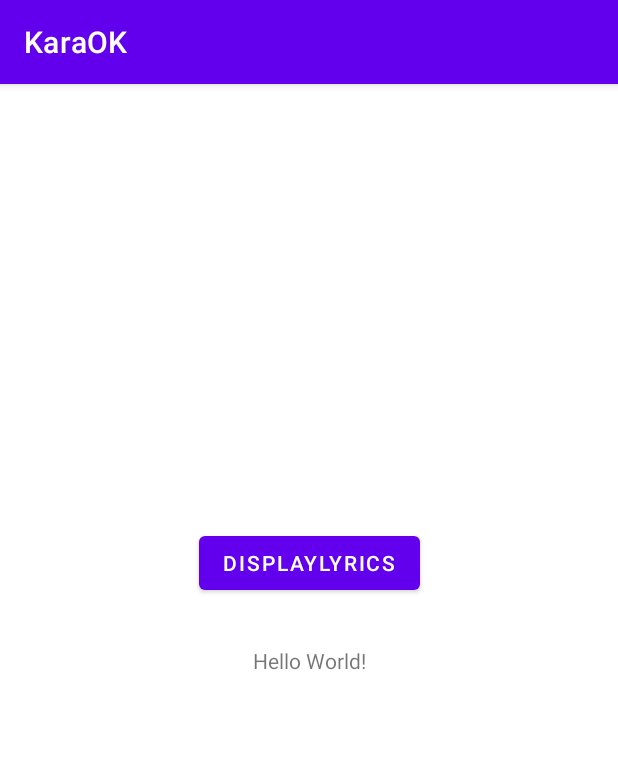
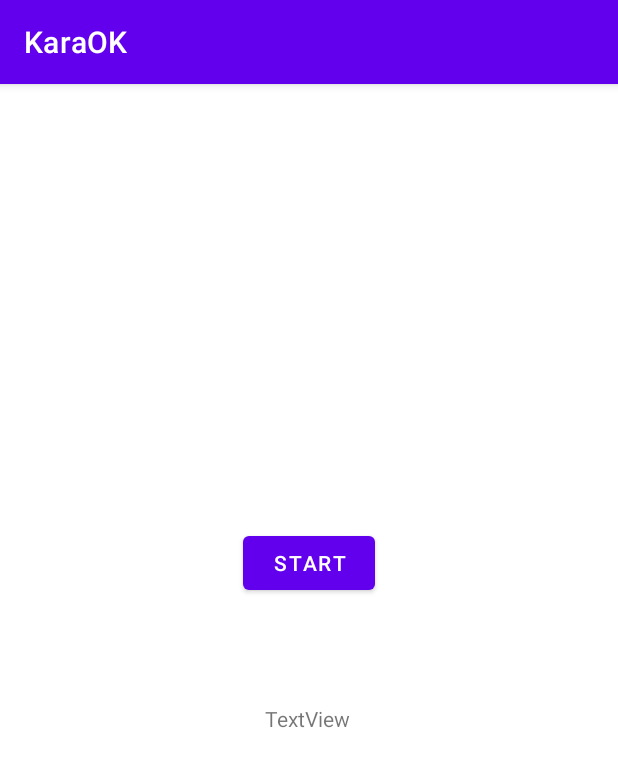
Before and after one commit to RobPeissig/KaraOK, an Android app: the screen it shows after launch (LyricsDisplayActivity), on a phone screen of 412 x 824 dp. Shown: the top 767 px of the screen. Run offline under Robolectric (Android 15) with nearby library versions, the phone set to English and light mode, and no system bars; our stand-ins replace Firebase (no records; nobody signed in at launch, a user with empty details on screens opened directly).

Commit message:
Added mp3player output overlay to live playback code

```diff
--- a/app/build.gradle
+++ b/app/build.gradle
@@ -34,6 +34,7 @@ dependencies {
     implementation 'androidx.appcompat:appcompat:1.6.1'
     implementation 'com.google.android.material:material:1.8.0'
     implementation 'androidx.constraintlayout:constraintlayout:2.1.4'
+    implementation 'com.google.android.gms:play-services-tasks:18.0.1'
     testImplementation 'junit:junit:4.13.2'
     androidTestImplementation 'androidx.test.ext:junit:1.1.5'
     androidTestImplementation 'androidx.test.espresso:espresso-core:3.5.1'
--- a/app/src/main/java/com/example/karaok/LyricsDisplayActivity.java
+++ b/app/src/main/java/com/example/karaok/LyricsDisplayActivity.java
@@ -3,6 +3,8 @@ package com.example.karaok;
 import androidx.annotation.NonNull;
 import androidx.appcompat.app.AppCompatActivity;
 
+import android.media.AudioManager;
+import android.media.MediaPlayer;
 import android.os.Bundle;
 import android.os.Handler;
 import android.util.Log;
@@ -15,6 +17,10 @@ import com.google.android.gms.tasks.OnSuccessListener;
 import com.google.firebase.storage.FirebaseStorage;
 import com.google.firebase.storage.StorageReference;
 
+import java.io.File;
+import java.io.FileInputStream;
+import java.io.FileOutputStream;
+import java.io.IOException;
 import java.nio.charset.StandardCharsets;
 import java.util.Scanner;
 
@@ -23,29 +29,68 @@ public class LyricsDisplayActivity extends AppCompatActivity {
     private Handler mainHandler = new Handler();
     Button button_display_lyrics;
     TextView lyricsTextView;
-
+    TextView lyricsPreView;
     @Override
     protected void onCreate(Bundle savedInstanceState) {
         super.onCreate(savedInstanceState);
         setContentView(R.layout.activity_lyrics_display);
         lyricsTextView = findViewById(R.id.lyricsTextView);
+        lyricsPreView = findViewById(R.id.lyricsPreView);
         button_display_lyrics = findViewById(R.id.DisplayLyrics);
 
         button_display_lyrics.setOnClickListener(new View.OnClickListener() {
             @Override
             public void onClick(View view) {
                 String lrcName = "i See Fire by ed Sheeran.lrc";
-
+                String mpName = "Ed Sheeran I See Fire Lyrics.mp3";
                 StorageReference storageRef = FirebaseStorage.getInstance().getReference();
                 StorageReference lrcRef = storageRef.child(lrcName);
+                StorageReference mpRef = storageRef.child(mpName);
                 final long ONE_MEGABYTE = 2229 * 3150;
+                /*final long ON_MEGABYTE = 1024 * 1024;
+                mpRef.getBytes(ON_MEGABYTE).addOnSuccessListener(new OnSuccessListener<byte[]>() {
+                    @Override
+                    public void onSuccess(byte[] bytes) {
+                        // Data for "songs/song1.mp3" is returns, use this as needed
+                        try {
+                            File tempMp3 = File.createTempFile("kurchina", "mp3", getCacheDir());
+                            tempMp3.deleteOnExit();
+                            FileOutputStream fos = new FileOutputStream(tempMp3);
+                            fos.write(bytes);
+                            fos.close();
+                            mp.reset();
+                            FileInputStream fis = new FileInputStream(tempMp3);
+                            mp.setDataSource(fis.getFD());
+
+                            mp.prepare();
+                            mp.start();
+                        } catch (IOException ex) {
+                            String s = ex.toString();
+                            ex.printStackTrace();
+                            System.out.print(s);
+                        }
+                    }
+                }).addOnFailureListener(new OnFailureListener() {
+                    @Override
+                    public void onFailure(@NonNull Exception exception) {
+                        // Handle any errors
+                    }
+                });*/
                 lrcRef.getBytes(ONE_MEGABYTE).addOnSuccessListener(new OnSuccessListener<byte[]>() {
                     @Override
                     public void onSuccess(byte[] bytes) {
                         Log.d(TAG, "Success");
                         String str = new String(bytes, StandardCharsets.UTF_8);
-                        //long prevTime = 0;
+                        long prevTime = 0;
                         Scanner scanner = new Scanner(str);
+                        try {
+                            MediaPlayer player = new MediaPlayer();
+                            player.setDataSource("https://firebasestorage.googleapis.com/v0/b/karaok-a4389.appspot.com/o/Ed%20Sheeran%20I%20See%20Fire%20Lyrics.mp3?alt=media&token=0f4bb7e1-c98d-4f6f-b358-7fcda6073531");
+                            player.prepare();
+                            player.start();
+                        } catch (Exception e) {
+                            // TODO: handle exception
+                        }
                         while (scanner.hasNextLine()) {
                             String line = scanner.nextLine();
                             // process the line
@@ -63,7 +108,14 @@ public class LyricsDisplayActivity extends AppCompatActivity {
                                     lyricsTextView.setText(lyrics);
                                 }
                             }, milliTime);
-                            //prevTime = milliTime;
+
+                            new Handler().postDelayed(new Runnable() {
+                                @Override
+                                public void run() {
+                                    lyricsPreView.setText(lyrics);
+                                }
+                            }, prevTime);
+                            prevTime = milliTime;
                         }
                         scanner.close();
                     }
--- a/app/src/main/res/layout/activity_lyrics_display.xml
+++ b/app/src/main/res/layout/activity_lyrics_display.xml
@@ -7,10 +7,23 @@
     tools:context=".LyricsDisplayActivity">
 
     <TextView
+        android:id="@+id/lyricsPreView"
+        android:layout_width="wrap_content"
+        android:layout_height="wrap_content"
+        android:layout_marginTop="413dp"
+        android:text="TextView"
+        app:layout_constraintBottom_toBottomOf="parent"
+        app:layout_constraintEnd_toEndOf="parent"
+        app:layout_constraintHorizontal_bias="0.498"
+        app:layout_constraintStart_toStartOf="parent"
+        app:layout_constraintTop_toTopOf="parent"
+        app:layout_constraintVertical_bias="0.0" />
+
+    <TextView
         android:id="@+id/lyricsTextView"
         android:layout_width="wrap_content"
         android:layout_height="wrap_content"
-        android:text="Hello World!"
+        android:text=""
         app:layout_constraintBottom_toBottomOf="parent"
         app:layout_constraintEnd_toEndOf="parent"
         app:layout_constraintStart_toStartOf="parent"
@@ -21,7 +34,7 @@
         android:layout_width="wrap_content"
         android:layout_height="wrap_content"
         android:layout_marginBottom="31dp"
-        android:text="DisplayLyrics"
+        android:text="Start"
         app:layout_constraintBottom_toTopOf="@+id/lyricsTextView"
         app:layout_constraintEnd_toEndOf="parent"
         app:layout_constraintStart_toStartOf="parent" />
```
Also changed, not shown: 1 other file.
